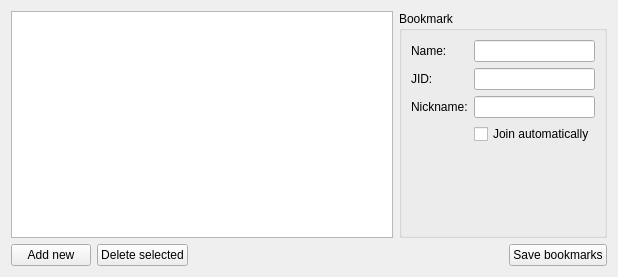
First picture: the form in ui/bookmarkswidget.ui, repository WST/acid-pc, before the edit.
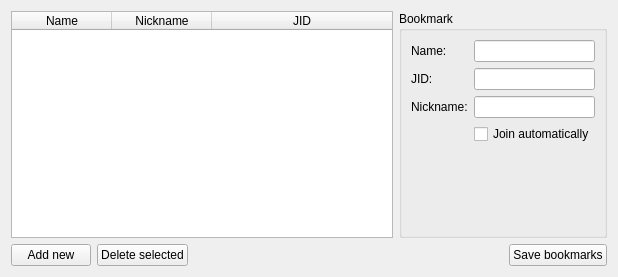
Second picture: the form after the edit. Icons and pictures are not drawn.

What changed in the file:
```diff
--- a/ui/bookmarkswidget.ui
+++ b/ui/bookmarkswidget.ui
@@ -25,13 +25,16 @@
         <number>3</number>
        </property>
        <attribute name="horizontalHeaderVisible">
-        <bool>false</bool>
+        <bool>true</bool>
        </attribute>
        <attribute name="horizontalHeaderDefaultSectionSize">
-        <number>50</number>
+        <number>100</number>
        </attribute>
        <attribute name="horizontalHeaderMinimumSectionSize">
-        <number>20</number>
+        <number>40</number>
+       </attribute>
+       <attribute name="horizontalHeaderStretchLastSection">
+        <bool>true</bool>
        </attribute>
        <attribute name="verticalHeaderVisible">
         <bool>false</bool>
@@ -44,16 +47,16 @@
          <string>Name</string>
         </property>
        </column>
-       <column>
-        <property name="text">
-         <string>JID</string>
-        </property>
-       </column>
        <column>
         <property name="text">
          <string>Nickname</string>
         </property>
        </column>
+       <column>
+        <property name="text">
+         <string>JID</string>
+        </property>
+       </column>
       </widget>
      </item>
      <item>
```
Left out of the diff: 9 changed lines with no effect on the pictures.
